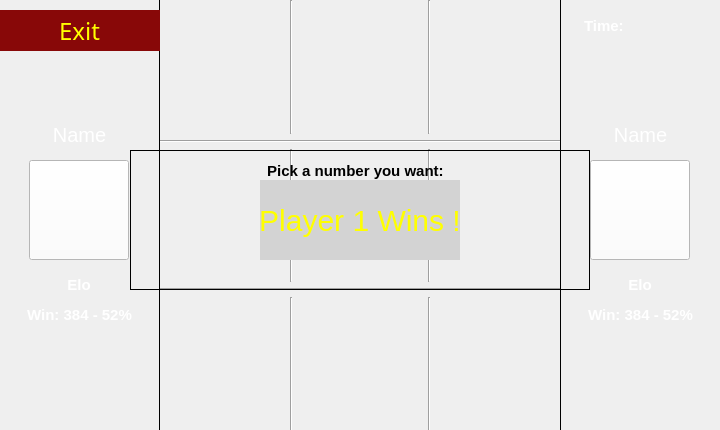
Above: src/client/game_screen.ui from SaDaNdLoNeLy/tictactoe before the change. Below: the same form after it.
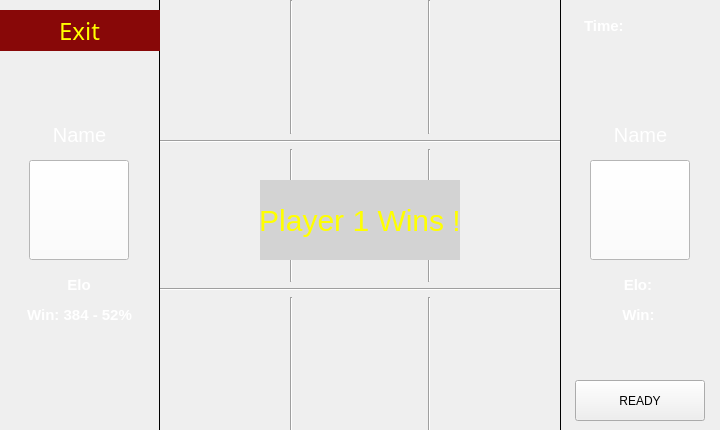
That is the form after the change. Icons and pictures are not drawn.

Commit message: Ready and Unready function

Diff of the .ui file:
```diff
--- a/src/client/game_screen.ui
+++ b/src/client/game_screen.ui
@@ -461,7 +461,7 @@
       </font>
      </property>
      <property name="text">
-      <string>Elo</string>
+      <string>Elo: </string>
      </property>
      <property name="alignment">
       <set>Qt::AlignCenter</set>
@@ -499,7 +499,7 @@
       </font>
      </property>
      <property name="text">
-      <string>Win: 384 - 52%</string>
+      <string>Win: </string>
      </property>
      <property name="alignment">
       <set>Qt::AlignCenter</set>
@@ -524,6 +524,19 @@
       <string>Time:</string>
      </property>
     </widget>
+    <widget class="QPushButton" name="readyButton">
+     <property name="geometry">
+      <rect>
+       <x>15</x>
+       <y>390</y>
+       <width>130</width>
+       <height>41</height>
+      </rect>
+     </property>
+     <property name="text">
+      <string>READY</string>
+     </property>
+    </widget>
    </widget>
    <widget class="QLabel" name="notification">
     <property name="geometry">
@@ -547,55 +560,6 @@
      <set>Qt::AlignCenter</set>
     </property>
    </widget>
-   <widget class="QFrame" name="randomFrame">
-    <property name="geometry">
-     <rect>
-      <x>130</x>
-      <y>150</y>
-      <width>460</width>
-      <height>140</height>
-     </rect>
-    </property>
-    <property name="frameShape">
-     <enum>QFrame::StyledPanel</enum>
-    </property>
-    <property name="frameShadow">
-     <enum>QFrame::Raised</enum>
-    </property>
-    <widget class="QWidget" name="gridLayoutWidget">
-     <property name="geometry">
-      <rect>
-       <x>90</x>
-       <y>40</y>
-       <width>271</width>
-       <height>81</height>
-      </rect>
-     </property>
-     <layout class="QGridLayout" name="randomGridLayout"/>
-    </widget>
-    <widget class="QLabel" name="textRandom">
-     <property name="geometry">
-      <rect>
-       <x>92</x>
-       <y>10</y>
-       <width>271</width>
-       <height>21</height>
-      </rect>
-     </property>
-     <property name="font">
-      <font>
-       <pointsize>11</pointsize>
-       <bold>true</bold>
-      </font>
-     </property>
-     <property name="text">
-      <string>Pick a number you want: </string>
-     </property>
-     <property name="alignment">
-      <set>Qt::AlignCenter</set>
-     </property>
-    </widget>
-   </widget>
   </widget>
  </widget>
  <resources>
```
The commit also changes 39 other files.
